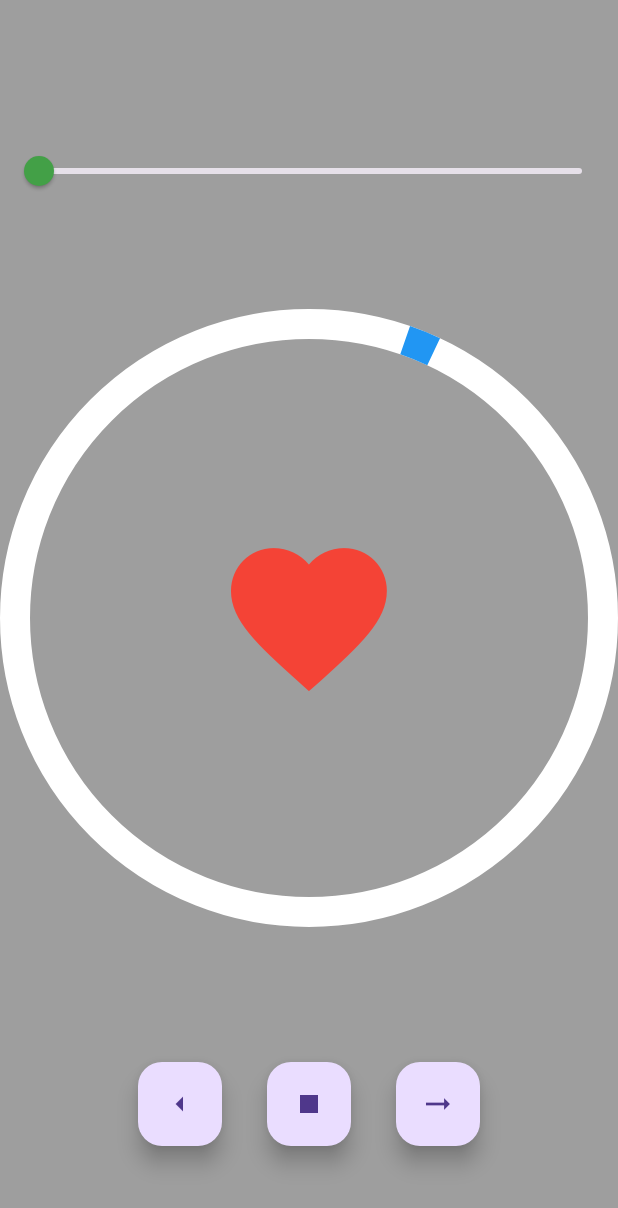
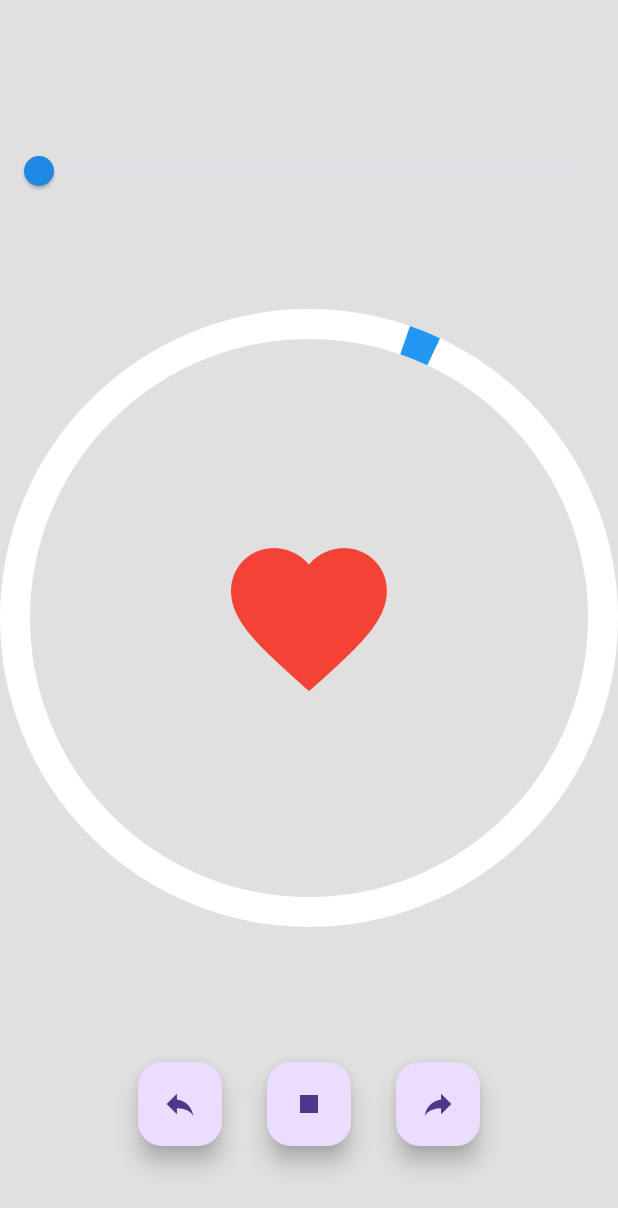
Before and after one commit to kkepiphane/heart-animation, a Flutter app: the screen it shows after launch, on a phone screen of 412 x 824 dp. Shown: the top 1208 px of the screen. Run offline on Flutter 3.47's test engine with Material 3 defaults, Android fonts, the phone set to English and light mode, and no system bars.

Commit message:
add tranform & reply

```diff
--- a/lib/main.dart
+++ b/lib/main.dart
@@ -20,7 +20,7 @@ class _MyAppState extends State<MyApp> {
     return MaterialApp(
       debugShowCheckedModeBanner: false,
       home: Scaffold(
-        backgroundColor: Colors.grey,
+        backgroundColor: Colors.black12,
         body: Stack(
           children: [
             // Positionner CircleCustomPain pour occuper tout l'espace
@@ -42,11 +42,11 @@ class _MyAppState extends State<MyApp> {
                         ratings = newRating.toInt()); // Convertir double en int
                   },
                   min: 1,
-                  max: 100,
+                  max: 99,
                   divisions: 99, // Optionnel : pour avoir des valeurs entières
                   label: "$ratings",
-                  thumbColor: Colors.green[600],
-                  activeColor: Colors.green[400]),
+                  thumbColor: Colors.blue[600],
+                  activeColor: Colors.blue[400]),
             ),
           ],
         ),
--- a/lib/themes/cercle_custom_pain.dart
+++ b/lib/themes/cercle_custom_pain.dart
@@ -104,7 +104,7 @@ class _CircleCustomPainState extends State<CircleCustomPain>
                     FloatingActionButton(
                       onPressed: _pressleft,
                       tooltip: 'aller à gauche',
-                      child: Icon(Icons.arrow_left),
+                      child: const Icon(Icons.reply),
                     ),
                     const SizedBox(width: 30),
                     FloatingActionButton(
@@ -118,7 +118,12 @@ class _CircleCustomPainState extends State<CircleCustomPain>
                     FloatingActionButton(
                       onPressed: _pressrigth,
                       tooltip: 'Aller à droit',
-                      child: const Icon(Icons.arrow_right_alt),
+                      child: Transform(
+                        alignment: Alignment.center,
+                        transform: Matrix4.rotationY(
+                            pi), // Rotation de 180 degrés sur l'axe Y
+                        child: Icon(Icons.reply),
+                      ),
                     ),
                   ],
                 ),
```
